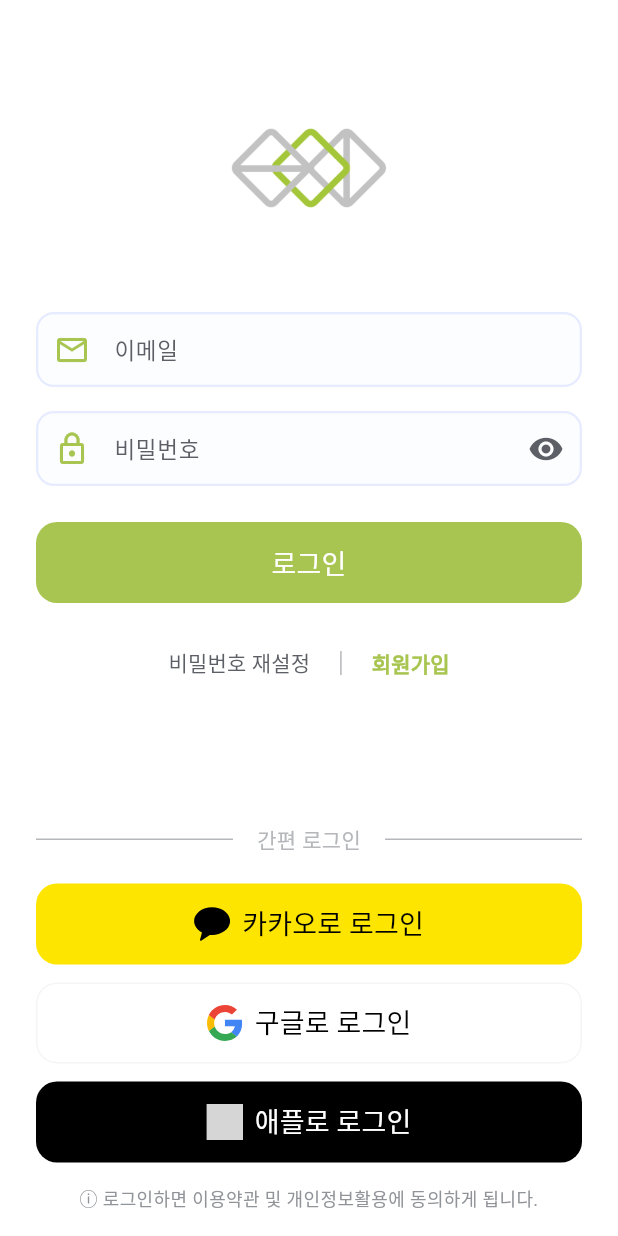
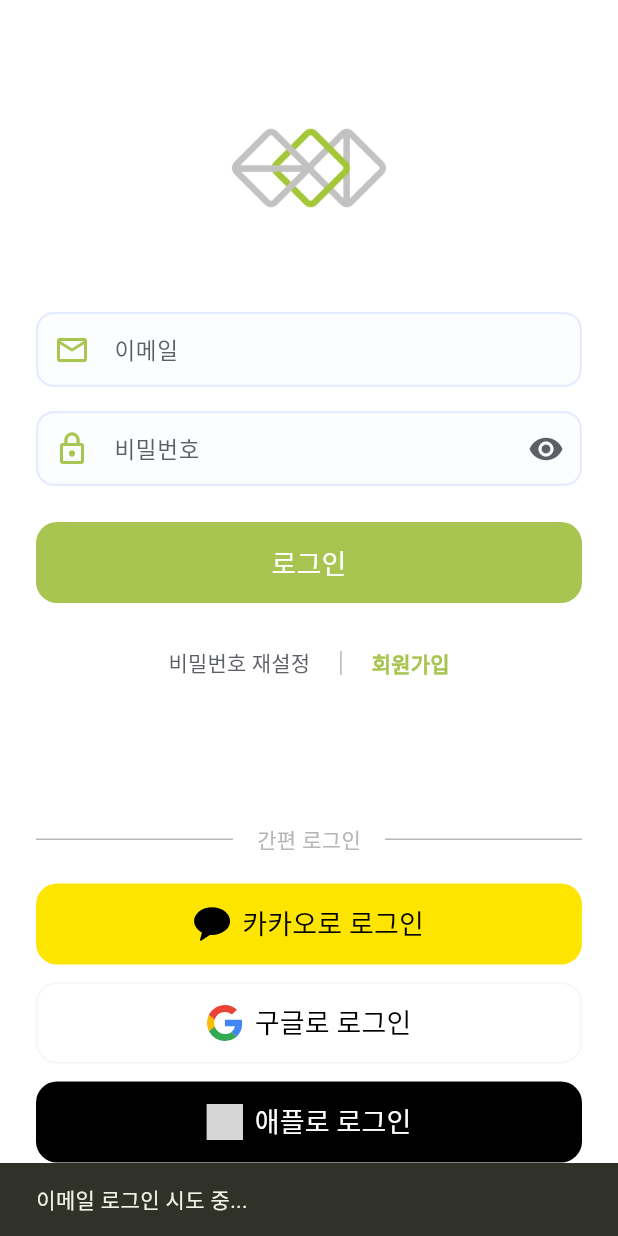
Before and after one commit to youngbin03/EOS, a Flutter app: the screen it shows after launch, after a tap on "회원가입", on a phone screen of 412 x 824 dp. Run offline on Flutter 3.47's test engine with Material 3 defaults, Android fonts, the phone set to English and light mode, and no system bars; our stand-ins replace firebase_auth, firebase_core, flutter_svg; accounts and stored records are empty; Roboto replaces fonts that are missing (Pretendard); grey boxes are pictures that could not be loaded.

Commit message:
week2: 과제 정답

```diff
--- a/lib/main.dart
+++ b/lib/main.dart
@@ -1,8 +1,13 @@
+import 'package:eos_advance_login/firebase_options.dart';
 import 'package:eos_advance_login/screens/home_screen.dart';
+import 'package:eos_advance_login/service/auth_service.dart';
+import 'package:firebase_core/firebase_core.dart';
 import 'package:flutter/material.dart';
 import 'package:eos_advance_login/screens/login_screen.dart';
 import 'package:eos_advance_login/theme/light_theme.dart';
 import 'package:eos_advance_login/theme/foundation/app_theme.dart';
+import 'package:provider/provider.dart';
+import 'package:firebase_auth/firebase_auth.dart';
 
 // TODO: [과제 1-1] Firebase 초기화 코드 구현
 /*
@@ -31,10 +36,27 @@
  *    }
  */
 
-void main() {
-  // TODO: Firebase 초기화 코드 여기에 작성
+Future<void> main() async {
+  WidgetsFlutterBinding.ensureInitialized();
 
-  runApp(const MyApp());
+  // Firebase 초기화 수정
+  try {
+    await Firebase.initializeApp(
+      options: DefaultFirebaseOptions.currentPlatform, // 필요시 주석 해제
+    );
+    print('Firebase 초기화 성공');
+  } catch (e) {
+    print('Firebase 초기화 오류: $e');
+  }
+
+  runApp(
+    MultiProvider(
+      providers: [
+        ChangeNotifierProvider(create: (context) => AuthService()),
+      ],
+      child: const MyApp(),
+    ),
+  );
 }
 
 /// 애플리케이션의 루트 위젯
@@ -73,7 +95,26 @@
         useMaterial3: true,
         fontFamily: 'Pretendard', // 프리텐다드 폰트 기본 적용
       ),
-      home: const LoginScreen(), // TODO: 로그인 상태에 따라 화면 분기 처리
+      home: StreamBuilder<User?>(
+        stream: FirebaseAuth.instance.authStateChanges(),
+        builder: (context, snapshot) {
+          if (snapshot.connectionState == ConnectionState.waiting) {
+            // 인증 상태 확인 중일 때 로딩 표시
+            return const Scaffold(
+              body: Center(
+                child: CircularProgressIndicator(),
+              ),
+            );
+          }
+
+          // 로그인된 유저가 있으면 HomeScreen, 없으면 LoginScreen
+          if (snapshot.hasData) {
+            return const HomeScreen();
+          } else {
+            return const LoginScreen();
+          }
+        },
+      ),
     );
   }
 }
--- a/lib/screens/login_screen.dart
+++ b/lib/screens/login_screen.dart
@@ -1,8 +1,11 @@
+import 'package:eos_advance_login/screens/home_screen.dart';
+import 'package:eos_advance_login/service/auth_service.dart';
 import 'package:flutter/material.dart';
 import 'package:eos_advance_login/theme/res/palette.dart';
 import 'package:flutter_svg/flutter_svg.dart';
 import 'package:eos_advance_login/theme/light_theme.dart';
 import 'package:eos_advance_login/theme/foundation/app_theme.dart';
+import 'package:provider/provider.dart';
 
 /// 로그인 화면 - 이메일 로그인과 소셜 로그인 기능을 제공합니다.
 class LoginScreen extends StatefulWidget {
@@ -29,6 +32,7 @@ class _LoginScreenState extends State<LoginScreen> {
 
   @override
   Widget build(BuildContext context) {
+    return Consumer<AuthService>(builder: (context, authService, child) {
       return GestureDetector(
         // 화면의 빈 공간 터치 시 키보드 닫기
         onTap: () => FocusScope.of(context).unfocus(),
@@ -124,6 +128,7 @@ class _LoginScreenState extends State<LoginScreen> {
           ),
         ),
       );
+    });
   }
 
   /// 재사용 가능한 텍스트 필드 위젯
@@ -281,6 +286,19 @@ class _LoginScreenState extends State<LoginScreen> {
              *      > invalid-email: 유효하지 않은 이메일 형식
              *    - 성공 시 자동 로그인 처리
              */
+            Provider.of<AuthService>(context, listen: false).signUp(
+              email: _emailController.text,
+              password: _passwordController.text,
+              onSuccess: () {
+                Navigator.push(
+                  context,
+                  MaterialPageRoute(builder: (context) => const HomeScreen()),
+                );
+              },
+              onError: (err) {
+                _showLoginMessage(context, '이메일');
+              },
+            );
           },
           child: Text(
             '회원가입',
@@ -402,27 +420,7 @@ class _LoginScreenState extends State<LoginScreen> {
 
   /// 이메일 로그인 처리 메서드
   void _handleEmailLogin(BuildContext context) {
-    // TODO: [과제 2-1] Firebase Auth를 사용한 이메일 로그인 구현
-    /*
-     * 이메일/비밀번호 로그인 구현 과제
-     *
-     * 구현 단계:
-     * 1. 입력값 유효성 검사
-     *    - 이메일 형식: RegExp(r'^[\w-\.]+@([\w-]+\.)+[\w-]{2,4}$').hasMatch(email)
-     *    - 비밀번호 검증: password.length >= 6
-     *
-     * 2. Firebase 로그인 요청 전송
-     *    - FirebaseAuth.instance.signInWithEmailAndPassword() 메서드 사용
-     *    - 로그인 성공 시 HomeScreen으로 자동 이동 (authStateChanges 사용)
-     *    - 주요 오류 코드 처리:
-     *      > user-not-found: 등록되지 않은 이메일
-     *      > wrong-password: 잘못된 비밀번호
-     *      > invalid-email: 유효하지 않은 이메일 형식
-     *      > user-disabled: 비활성화된 계정
-     *    - 오류 메시지를 SnackBar로 사용자에게 표시
-     */
-
-    // 입력값 검증 (현재 코드는 유지)
+    // 입력값이 비어있는지 검사
     if (_emailController.text.isEmpty || _passwordController.text.isEmpty) {
       ScaffoldMessenger.of(context).showSnackBar(
         const SnackBar(content: Text('이메일과 비밀번호를 모두 입력해주세요.')),
@@ -430,8 +428,45 @@ class _LoginScreenState extends State<LoginScreen> {
       return;
     }
 
-    // 테스트용 로그인 메시지 (실제 구현 시 제거)
-    _showLoginMessage(context, '이메일');
+    // 이메일 형식 검사
+    final bool isEmailValid = RegExp(r'^[\w-\.]+@([\w-]+\.)+[\w-]{2,4}$')
+        .hasMatch(_emailController.text);
+    if (!isEmailValid) {
+      ScaffoldMessenger.of(context).showSnackBar(
+        const SnackBar(content: Text('유효한 이메일 형식이 아닙니다.')),
+      );
+      return;
+    }
+
+    // 비밀번호 길이 검사
+    if (_passwordController.text.length < 6) {
+      ScaffoldMessenger.of(context).showSnackBar(
+        const SnackBar(content: Text('비밀번호는 6자 이상이어야 합니다.')),
+      );
+      return;
+    }
+
+    // Firebase 로그인 요청
+    Provider.of<AuthService>(context, listen: false).signIn(
+      email: _emailController.text,
+      password: _passwordController.text,
+      onSuccess: () {
+        // 로그인 성공 시 처리
+        Navigator.push(
+          context,
+          MaterialPageRoute(builder: (context) => const HomeScreen()),
+        );
+        ScaffoldMessenger.of(context).showSnackBar(
+          const SnackBar(content: Text('로그인 성공!')),
+        );
+      },
+      onError: (err) {
+        // 로그인 실패 시 오류 메시지 표시
+        ScaffoldMessenger.of(context).showSnackBar(
+          SnackBar(content: Text('로그인 실패: $err')),
+        );
+      },
+    );
   }
 
   /// 카카오 로그인 처리 메서드
--- /dev/null
+++ b/lib/service/auth_service.dart
@@ -0,0 +1,99 @@
+import 'package:firebase_auth/firebase_auth.dart';
+import 'package:flutter/material.dart';
+
+class AuthService extends ChangeNotifier {
+  User? currentUser() {
+    // 현재 유저(로그인 되지 않은 경우 null 반환)
+    return FirebaseAuth.instance.currentUser;
+  }
+
+  void signUp({
+    required String email, // 이메일
+    required String password, // 비밀번호
+    required Function() onSuccess, // 가입 성공시 호출되는 함수
+    required Function(String err) onError, // 에러 발생시 호출되는 함수
+  }) async {
+    // 회원가입
+    if (email.isEmpty || password.isEmpty) {
+      onError('이메일과 비밀번호를 입력해주세요.');
+      return;
+    }
+
+    try {
+      await FirebaseAuth.instance.createUserWithEmailAndPassword(
+        email: email,
+        password: password,
+      );
+      onSuccess();
+    } catch (e) {
+      if (e is FirebaseAuthException) {
+        switch (e.code) {
+          case 'email-already-in-use':
+            onError('이미 사용 중인 이메일입니다. 다른 이메일을 사용하거나 로그인을 시도해보세요.');
+            break;
+          case 'weak-password':
+            onError('비밀번호가 너무 약합니다. 6자리 이상으로 문자, 숫자, 특수문자를 조합해 보세요.');
+            break;
+          case 'invalid-email':
+            onError('유효하지 않은 이메일 형식입니다. 정확한 이메일 주소를 입력해주세요.');
+            break;
+          case 'operation-not-allowed':
+            onError('이메일/비밀번호 계정이 비활성화되어 있습니다. 관리자에게 문의하세요.');
+            break;
+          case 'network-request-failed':
+            onError('네트워크 연결에 실패했습니다. 인터넷 연결을 확인해주세요.');
+            break;
+          default:
+            onError('회원가입 중 오류가 발생했습니다. (오류 코드: ${e.code})');
+            break;
+        }
+      } else {
+        onError('회원가입 중 예상치 못한 오류가 발생했습니다: ${e.toString()}');
+      }
+    }
+  }
+
+  void signIn({
+    required String email, // 이메일
+    required String password, // 비밀번호
+    required Function() onSuccess, // 로그인 성공시 호출되는 함수
+    required Function(String err) onError, // 에러 발생시 호출되는 함수
+  }) async {
+    // 로그인
+    if (email.isEmpty || password.isEmpty) {
+      onError('이메일과 비밀번호를 입력해주세요.');
+      return;
+    }
+
+    try {
+      await FirebaseAuth.instance.signInWithEmailAndPassword(
+        email: email,
+        password: password,
+      );
+      onSuccess();
+    } catch (e) {
+      if (e is FirebaseAuthException) {
+        switch (e.code) {
+          case 'invalid-email':
+            onError('유효하지 않은 이메일 형식입니다.');
+            break;
+          case 'wrong-password':
+            onError('비밀번호가 일치하지 않습니다.');
+            break;
+          case 'user-not-found':
+            onError('존재하지 않는 이메일입니다.');
+            break;
+          default:
+            onError('로그인 중 오류가 발생했습니다.');
+            break;
+        }
+      } else {
+        onError('로그인 중 오류가 발생했습니다.');
+      }
+    }
+  }
+
+  void signOut() async {
+    // 로그아웃
+  }
+}
--- a/pubspec.yaml
+++ b/pubspec.yaml
@@ -36,7 +36,9 @@ dependencies:
   # Use with the CupertinoIcons class for iOS style icons.
   cupertino_icons: ^1.0.6
   flutter_svg: ^2.0.0
-
+  firebase_core: ^3.9.0
+  firebase_auth: ^5.3.4
+  provider: ^6.1.1
 dev_dependencies:
   flutter_test:
     sdk: flutter
```
Also changed, not shown: lib/screens/home_screen.dart (+52 -1 lines), firebase.json (added), lib/firebase_options.dart (added), pubspec.lock, 19 other files. Lines whose indentation alone changed are shown as unchanged.
